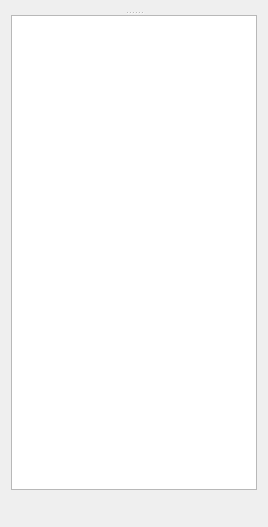
Qt form GUI/Qt/UComponentPropertyChanger.ui (aicommunity/Rdk) before a commit.
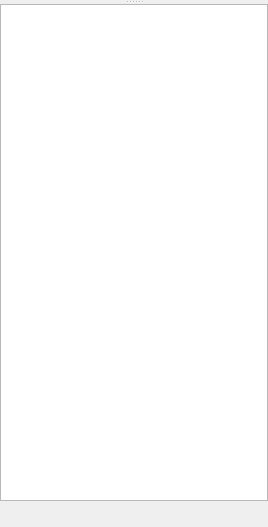
The same form after that commit.

Diff of the .ui file:
```diff
--- a/GUI/Qt/UComponentPropertyChanger.ui
+++ b/GUI/Qt/UComponentPropertyChanger.ui
@@ -14,6 +14,21 @@
    <string>Form</string>
   </property>
   <layout class="QVBoxLayout" name="verticalLayout_2">
+   <property name="spacing">
+    <number>2</number>
+   </property>
+   <property name="leftMargin">
+    <number>0</number>
+   </property>
+   <property name="topMargin">
+    <number>0</number>
+   </property>
+   <property name="rightMargin">
+    <number>0</number>
+   </property>
+   <property name="bottomMargin">
+    <number>0</number>
+   </property>
    <item>
     <widget class="QSplitter" name="splitter">
      <property name="orientation">
@@ -36,7 +51,14 @@
           <number>0</number>
          </property>
          <item>
-          <widget class="QToolBar" name="toolBarControll"/>
+          <widget class="QToolBar" name="toolBarControll">
+           <property name="movable">
+            <bool>false</bool>
+           </property>
+           <property name="toolButtonStyle">
+            <enum>Qt::ToolButtonTextOnly</enum>
+           </property>
+          </widget>
          </item>
          <item>
           <spacer name="horizontalSpacer_4">
```
